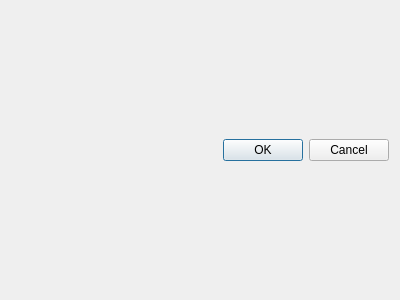
Qt form defect.ui (Roconda/Scrumboard) before a commit.
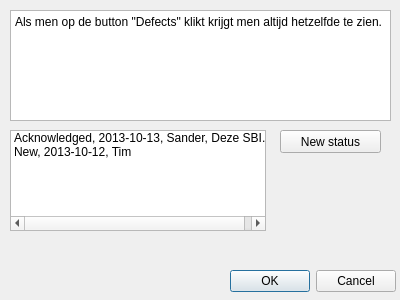
The same form after that commit.

```diff
--- a/defect.ui
+++ b/defect.ui
@@ -10,21 +10,90 @@
     <height>300</height>
    </rect>
   </property>
+  <property name="minimumSize">
+   <size>
+    <width>400</width>
+    <height>300</height>
+   </size>
+  </property>
+  <property name="maximumSize">
+   <size>
+    <width>400</width>
+    <height>300</height>
+   </size>
+  </property>
   <property name="windowTitle">
    <string>Defects</string>
   </property>
-  <layout class="QGridLayout" name="gridLayout_2">
-   <item row="0" column="0">
-    <widget class="QDialogButtonBox" name="buttonBox">
-     <property name="orientation">
-      <enum>Qt::Horizontal</enum>
-     </property>
-     <property name="standardButtons">
-      <set>QDialogButtonBox::Cancel|QDialogButtonBox::Ok</set>
-     </property>
-    </widget>
+  <property name="modal">
+   <bool>true</bool>
+  </property>
+  <widget class="QListWidget" name="listWidget">
+   <property name="geometry">
+    <rect>
+     <x>10</x>
+     <y>130</y>
+     <width>256</width>
+     <height>101</height>
+    </rect>
+   </property>
+   <item>
+    <property name="text">
+     <string>Acknowledged, 2013-10-13, Sander, Deze SBI..</string>
+    </property>
    </item>
-  </layout>
+   <item>
+    <property name="text">
+     <string>New, 2013-10-12, Tim</string>
+    </property>
+   </item>
+  </widget>
+  <widget class="QDialogButtonBox" name="buttonBox">
+   <property name="geometry">
+    <rect>
+     <x>230</x>
+     <y>270</y>
+     <width>166</width>
+     <height>23</height>
+    </rect>
+   </property>
+   <property name="standardButtons">
+    <set>QDialogButtonBox::Cancel|QDialogButtonBox::Ok</set>
+   </property>
+   <property name="centerButtons">
+    <bool>false</bool>
+   </property>
+  </widget>
+  <widget class="QPushButton" name="pushButton">
+   <property name="geometry">
+    <rect>
+     <x>280</x>
+     <y>130</y>
+     <width>101</width>
+     <height>23</height>
+    </rect>
+   </property>
+   <property name="text">
+    <string>New status</string>
+   </property>
+  </widget>
+  <widget class="QTextEdit" name="textEdit">
+   <property name="geometry">
+    <rect>
+     <x>10</x>
+     <y>10</y>
+     <width>381</width>
+     <height>111</height>
+    </rect>
+   </property>
+   <property name="html">
+    <string>&lt;!DOCTYPE HTML PUBLIC &quot;-//W3C//DTD HTML 4.0//EN&quot; &quot;http://www.w3.org/TR/REC-html40/strict.dtd&quot;&gt;
+&lt;html&gt;&lt;head&gt;&lt;meta name=&quot;qrichtext&quot; content=&quot;1&quot; /&gt;&lt;style type=&quot;text/css&quot;&gt;
+p, li { white-space: pre-wrap; }
+&lt;/style&gt;&lt;/head&gt;&lt;body style=&quot; font-family:'Sans Serif'; font-size:9pt; font-weight:400; font-style:normal;&quot;&gt;
+&lt;p style=&quot; margin-top:0px; margin-bottom:0px; margin-left:0px; margin-right:0px; -qt-block-indent:0; text-indent:0px;&quot;&gt;Als men op de button &amp;quot;Defects&amp;quot; klikt krijgt men altijd hetzelfde te zien.&lt;/p&gt;&lt;/body&gt;&lt;/html&gt;</string>
+   </property>
+  </widget>
  </widget>
  <resources/>
  <connections>
```
Left out of the diff: 35 changed lines with no effect on the pictures.
